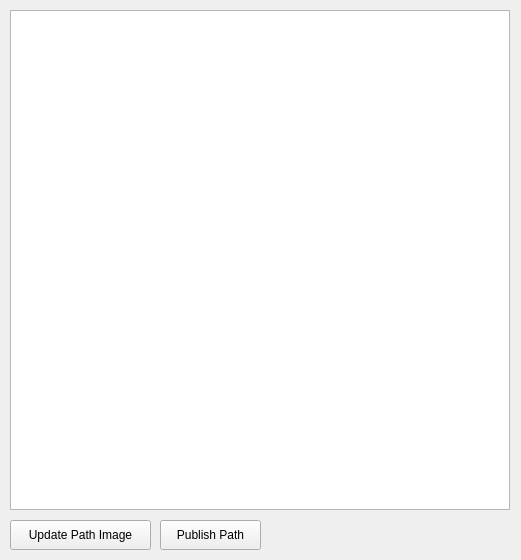
The window that ui/path_track/path_tracking_simulator.ui (amogh1216/motion-planning) describes before a commit, drawn with Qt 5.
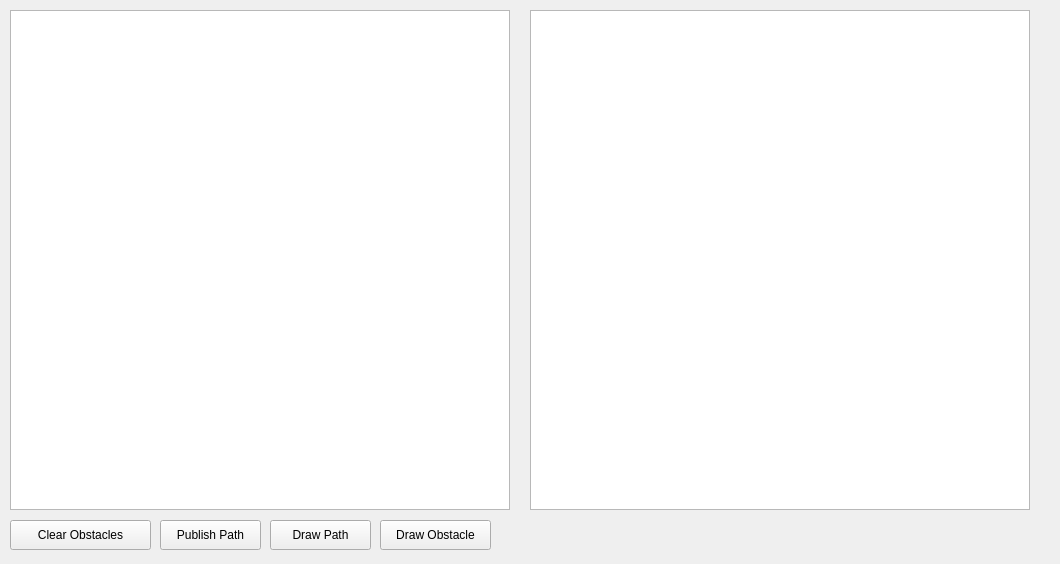
The same window after the commit.

Commit message: [feat] ui: integrated lidar interface, real-time mapping

What changed in the file:
```diff
--- a/ui/path_track/path_tracking_simulator.ui
+++ b/ui/path_track/path_tracking_simulator.ui
@@ -6,8 +6,8 @@
    <rect>
     <x>0</x>
     <y>0</y>
-    <width>521</width>
-    <height>560</height>
+    <width>1060</width>
+    <height>564</height>
    </rect>
   </property>
   <property name="windowTitle">
@@ -65,7 +65,7 @@
     </rect>
    </property>
    <property name="text">
-    <string>Update Path Image</string>
+    <string>Clear Obstacles</string>
    </property>
   </widget>
   <widget class="QPushButton" name="publish_path_pushButton">
@@ -81,6 +81,74 @@
     <string>Publish Path</string>
    </property>
   </widget>
+  <widget class="QPushButton" name="draw_path_pushButton">
+   <property name="geometry">
+    <rect>
+     <x>270</x>
+     <y>520</y>
+     <width>101</width>
+     <height>30</height>
+    </rect>
+   </property>
+   <property name="text">
+    <string>Draw Path</string>
+   </property>
+  </widget>
+  <widget class="QPushButton" name="draw_obstacle_pushButton">
+   <property name="geometry">
+    <rect>
+     <x>380</x>
+     <y>520</y>
+     <width>111</width>
+     <height>30</height>
+    </rect>
+   </property>
+   <property name="text">
+    <string>Draw Obstacle</string>
+   </property>
+  </widget>
+  <widget class="QGraphicsView" name="map_lidarView">
+   <property name="geometry">
+    <rect>
+     <x>530</x>
+     <y>10</y>
+     <width>500</width>
+     <height>500</height>
+    </rect>
+   </property>
+   <property name="sizePolicy">
+    <sizepolicy hsizetype="Fixed" vsizetype="Fixed">
+     <horstretch>0</horstretch>
+     <verstretch>0</verstretch>
+    </sizepolicy>
+   </property>
+   <property name="minimumSize">
+    <size>
+     <width>500</width>
+     <height>500</height>
+    </size>
+   </property>
+   <property name="baseSize">
+    <size>
+     <width>500</width>
+     <height>500</height>
+    </size>
+   </property>
+   <property name="verticalScrollBarPolicy">
+    <enum>Qt::ScrollBarAlwaysOff</enum>
+   </property>
+   <property name="horizontalScrollBarPolicy">
+    <enum>Qt::ScrollBarAlwaysOff</enum>
+   </property>
+   <property name="sceneRect">
+    <rectf>
+     <x>0.000000000000000</x>
+     <y>0.000000000000000</y>
+     <width>500.000000000000000</width>
+     <height>500.000000000000000</height>
+    </rectf>
+   </property>
+  </widget>
  </widget>
  <resources/>
  <connections>
```
Left out of the diff: 2 changed lines with no effect on the pictures. The commit also changes 2 other files.
